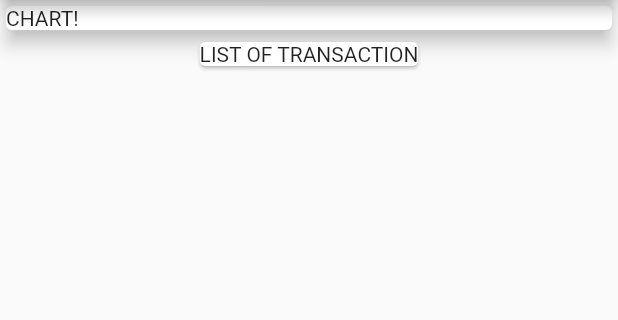
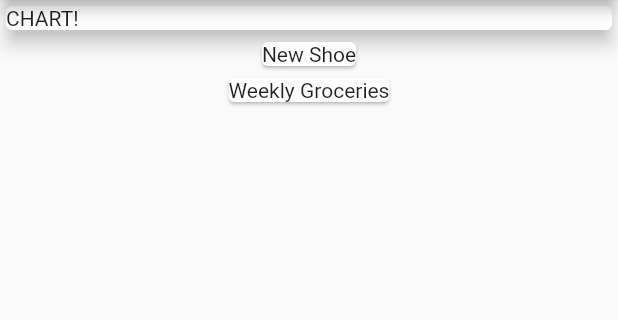
Before and after one commit to longdx304/expense_tracker, a Flutter app: the screen it shows after launch, on a phone screen of 412 x 824 dp, the part 84-404 px from its top. Run offline on Flutter 3.47's test engine with Material 2 defaults, Android fonts, the phone set to English and light mode, and no system bars.

Commit message:
map data to widget

```diff
--- a/lib/main.dart
+++ b/lib/main.dart
@@ -17,7 +17,7 @@ class MyApp extends StatelessWidget {
 }
 
 class MyHomePage extends StatelessWidget {
-  final List<Transaction> transaction = [
+  final List<Transaction> transactions = [
     Transaction(
       id: 't1',
       title: 'New Shoe',
@@ -47,8 +47,12 @@ class MyHomePage extends StatelessWidget {
               child: Text('CHART!'),
             ),
           ),
-          Card(
-            child: Text('LIST OF TRANSACTION'),
+          Column(
+            children: transactions.map((transaction) {
+              return Card(
+                child: Text(transaction.title),
+              );
+            }).toList(),
           ),
         ],
       ),
--- a/lib/transaction.dart
+++ b/lib/transaction.dart
@@ -1,5 +1,3 @@
-import 'dart:ffi';
-
 import 'package:flutter/foundation.dart';
 
 class Transaction {
```
